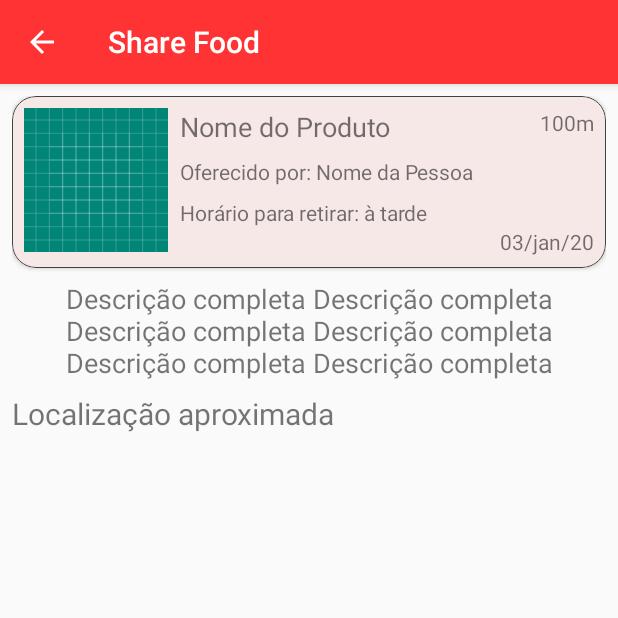
After one commit to fernandoasg/Share-Food, an Android app: the FoodPostActivity screen opened directly, with no data from a screen before it, on a phone screen of 412 x 824 dp, the top half of it. The commit adds this screen. Run offline under Robolectric (Android 15) with nearby library versions, the phone set to English and light mode, and no system bars.

Commit message:
Clicando num card e abrindo uma activity com as informações detalhadas

```diff
--- /dev/null
+++ b/Projects/Android Project/ShareFood/app/src/main/java/com/example/sharefood/activity/FoodPostActivity.java
@@ -0,0 +1,35 @@
+package com.example.sharefood.activity;
+
+import androidx.appcompat.app.ActionBar;
+import androidx.appcompat.app.AppCompatActivity;
+
+import android.content.Intent;
+import android.os.Bundle;
+import android.widget.EditText;
+import android.widget.TextView;
+
+import com.example.sharefood.Constants;
+import com.example.sharefood.R;
+
+public class FoodPostActivity extends AppCompatActivity {
+
+    @Override
+    protected void onCreate(Bundle savedInstanceState) {
+        super.onCreate(savedInstanceState);
+        setContentView(R.layout.activity_food_post);
+
+        ActionBar actionBar = getSupportActionBar();
+        if(actionBar != null){
+            actionBar.setDisplayHomeAsUpEnabled(true);
+        }
+
+        Intent intent = getIntent();
+
+        if(intent.hasExtra(Constants.EXTRA_FOOD_POST_NAME)){
+            TextView text = findViewById(R.id.food_post_title);
+            String foodPostTitle = intent.getStringExtra(Constants.EXTRA_FOOD_POST_NAME);
+            text.setText(foodPostTitle);
+            setTitle(foodPostTitle);
+        }
+    }
+}
--- a/Projects/Android Project/ShareFood/app/src/main/java/com/example/sharefood/activity/LoginActivity.java
+++ b/Projects/Android Project/ShareFood/app/src/main/java/com/example/sharefood/activity/LoginActivity.java
@@ -34,6 +34,7 @@ public class LoginActivity extends AppCompatActivity {
             public void onClick(View view) {
                 Intent intent = new Intent(getApplicationContext(), MainActivity.class);
                 startActivity(intent);
+                finishAffinity();
             }
         });
 
--- a/Projects/Android Project/ShareFood/app/src/main/java/com/example/sharefood/fragment/MessagesFragment.java
+++ b/Projects/Android Project/ShareFood/app/src/main/java/com/example/sharefood/fragment/MessagesFragment.java
@@ -16,6 +16,7 @@ public class MessagesFragment extends Fragment {
     @Nullable
     @Override
     public View onCreateView(@NonNull LayoutInflater inflater, @Nullable ViewGroup container, @Nullable Bundle savedInstanceState) {
+        getActivity().setTitle("Mensagens");
         return inflater.inflate(R.layout.fragment_mensagens, container, false);
     }
 }
--- a/Projects/Android Project/ShareFood/app/src/main/java/com/example/sharefood/fragment/UserConfigFragment.java
+++ b/Projects/Android Project/ShareFood/app/src/main/java/com/example/sharefood/fragment/UserConfigFragment.java
@@ -44,8 +44,8 @@ public class UserConfigFragment extends Fragment {
 
     private void GenerateOptions(){
         SharedPreferences sharedPreferences = getContext().getSharedPreferences(Constants.SHARED_PREFS, MODE_PRIVATE);
-        String userName = sharedPreferences.getString(Constants.USER_NAME, null);
-        String userEmail = sharedPreferences.getString(Constants.USER_EMAIL, null);
+        String userName = sharedPreferences.getString(Constants.USER_NAME, "Nome do Usuário");
+        String userEmail = sharedPreferences.getString(Constants.USER_EMAIL, "email@gmail.com");
 
         Options opcao0 = new Options(userName, userEmail, "perfil", "profile");
         Options opcao1 =  new Options("Alimentos Compartilhados", null, "compartilhado", "SharedFood");
--- /dev/null
+++ b/Projects/Android Project/ShareFood/app/src/main/res/layout/activity_food_post.xml
@@ -0,0 +1,106 @@
+<?xml version="1.0" encoding="utf-8"?>
+<RelativeLayout xmlns:android="http://schemas.android.com/apk/res/android"
+    xmlns:tools="http://schemas.android.com/tools"
+    android:layout_width="match_parent"
+    android:layout_height="match_parent"
+    android:layout_margin="8dp"
+    tools:context=".activity.FoodPostActivity">
+
+    <com.google.android.material.card.MaterialCardView
+        android:id="@+id/card_food_post"
+        xmlns:android="http://schemas.android.com/apk/res/android"
+        android:layout_width="match_parent"
+        android:layout_height="wrap_content"
+        xmlns:app="http://schemas.android.com/apk/res-auto"
+        app:cardBackgroundColor="@color/colorFoodPost"
+        app:strokeColor="@color/cardview_dark_background"
+        app:strokeWidth="0.5dp"
+        app:cardElevation="2dp"
+        android:elevation="1dp"
+        app:cardCornerRadius="16dp">
+
+        <RelativeLayout
+            android:layout_width="match_parent"
+            android:layout_height="wrap_content"
+            android:padding="8dp">
+            <ImageView
+                android:id="@+id/food_post_image"
+                android:layout_width="96dp"
+                android:layout_height="96dp"
+                android:src="@drawable/ic_launcher_background"
+                android:contentDescription="@string/food_post_image"/>
+            <TextView
+                android:id="@+id/food_post_title"
+                android:layout_width="wrap_content"
+                android:layout_height="wrap_content"
+                android:text="Nome do Produto"
+                android:layout_marginLeft="8dp"
+                android:textSize="8pt"
+                android:layout_toEndOf="@+id/food_post_image"
+                android:layout_toRightOf="@+id/food_post_image"/>
+            <TextView
+                android:id="@+id/food_post_from"
+                android:layout_width="wrap_content"
+                android:layout_height="wrap_content"
+                android:layout_marginTop="8dp"
+                android:layout_marginLeft="8dp"
+                android:autoSizeTextType="uniform"
+                android:text="Oferecido por: Nome da Pessoa"
+                android:layout_below="@+id/food_post_title"
+                android:layout_toEndOf="@+id/food_post_image"
+                android:layout_toRightOf="@+id/food_post_image"/>
+            <TextView
+                android:id="@+id/food_post_time"
+                android:layout_width="wrap_content"
+                android:layout_height="wrap_content"
+                android:layout_marginTop="8dp"
+                android:layout_marginLeft="8dp"
+                android:autoSizeTextType="uniform"
+                android:text="Horário para retirar: à tarde"
+                android:layout_below="@+id/food_post_from"
+                android:layout_toEndOf="@+id/food_post_image"
+                android:layout_toRightOf="@+id/food_post_image"/>
+            <TextView
+                android:id="@+id/food_post_distance"
+                android:layout_width="wrap_content"
+                android:layout_height="wrap_content"
+                android:text="100m"
+                android:layout_toEndOf="@+id/food_post_title"
+                android:layout_toRightOf="@+id/food_post_title"
+                android:layout_alignParentEnd="true"
+                android:layout_alignParentRight="true"
+                android:gravity="end"/>
+
+            <TextView
+                android:id="@+id/food_post_date"
+                android:layout_width="wrap_content"
+                android:layout_height="wrap_content"
+                android:text="03/jan/20"
+                android:layout_below="@id/food_post_time"
+                android:layout_alignParentRight="true"
+                />
+        </RelativeLayout>
+
+    </com.google.android.material.card.MaterialCardView>
+
+    <TextView
+        android:id="@+id/food_post_description"
+        android:layout_width="wrap_content"
+        android:layout_height="wrap_content"
+        android:layout_marginTop="8dp"
+        android:text="Descrição completa Descrição completa Descrição completa Descrição completa Descrição completa Descrição completa"
+        android:textSize="8pt"
+        android:textAlignment="center"
+        android:layout_below="@+id/card_food_post"/>
+
+    <TextView
+        android:id="@+id/text_localization"
+        android:layout_width="wrap_content"
+        android:layout_height="wrap_content"
+        android:layout_marginTop="8dp"
+        android:text="Localização aproximada"
+        android:textSize="9pt"
+        android:layout_below="@id/food_post_description"/>
+
+
+</RelativeLayout>
--- a/Projects/Android Project/ShareFood/app/src/main/res/layout/activity_login.xml
+++ b/Projects/Android Project/ShareFood/app/src/main/res/layout/activity_login.xml
@@ -4,7 +4,7 @@
     xmlns:tools="http://schemas.android.com/tools"
     android:layout_width="match_parent"
     android:layout_height="match_parent"
-    android:background="@color/colorRed"
+    android:background="@drawable/gradient_background"
     tools:context=".activity.LoginActivity">
 
     <ImageView
--- a/Projects/Android Project/ShareFood/app/src/main/res/layout/activity_register.xml
+++ b/Projects/Android Project/ShareFood/app/src/main/res/layout/activity_register.xml
@@ -4,7 +4,7 @@
     xmlns:tools="http://schemas.android.com/tools"
     android:layout_width="match_parent"
     android:layout_height="match_parent"
-    android:background="@color/colorRed"
+    android:background="@drawable/gradient_background"
     tools:context=".activity.RegisterActivity">
 
     <ImageView
--- a/Projects/Android Project/ShareFood/app/src/main/res/values/colors.xml
+++ b/Projects/Android Project/ShareFood/app/src/main/res/values/colors.xml
@@ -4,6 +4,7 @@
 
 
     <color name="colorRed">#FF3333</color>
+    <color name="colorBGDegrade"></color>
     <color name="colorRedDark">#D42A2A</color>
     <color name="colorWhite">#ffffff</color>
     <color name="colorBlack">#000000</color>
```
Also changed, not shown: Projects/Android Project/ShareFood/app/src/main/AndroidManifest.xml (+11 -8 lines), Projects/Android Project/ShareFood/app/src/main/java/com/example/sharefood/Constants.java (+10 -0 lines), Projects/Android Project/ShareFood/app/src/main/java/com/example/sharefood/adapter/FoodPostAdapter.java (+19 -0 lines), Projects/Android Project/ShareFood/app/src/main/java/com/example/sharefood/fragment/HomeFragment.java (+13 -0 lines), Projects/Android Project/ShareFood/app/src/main/res/drawable/gradient_background.xml (added, +8 -0 lines).
